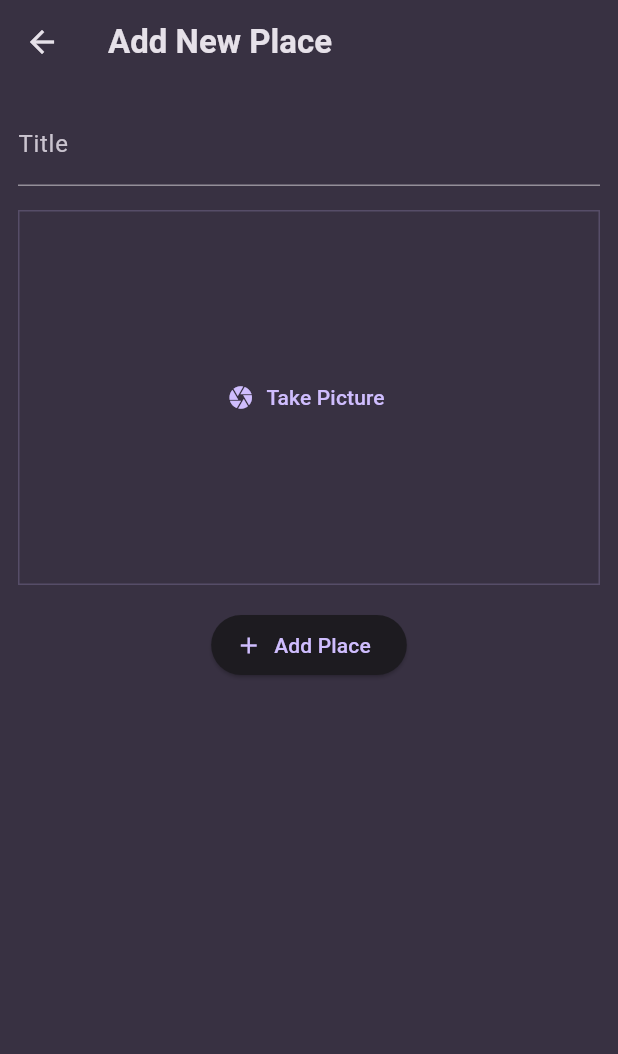
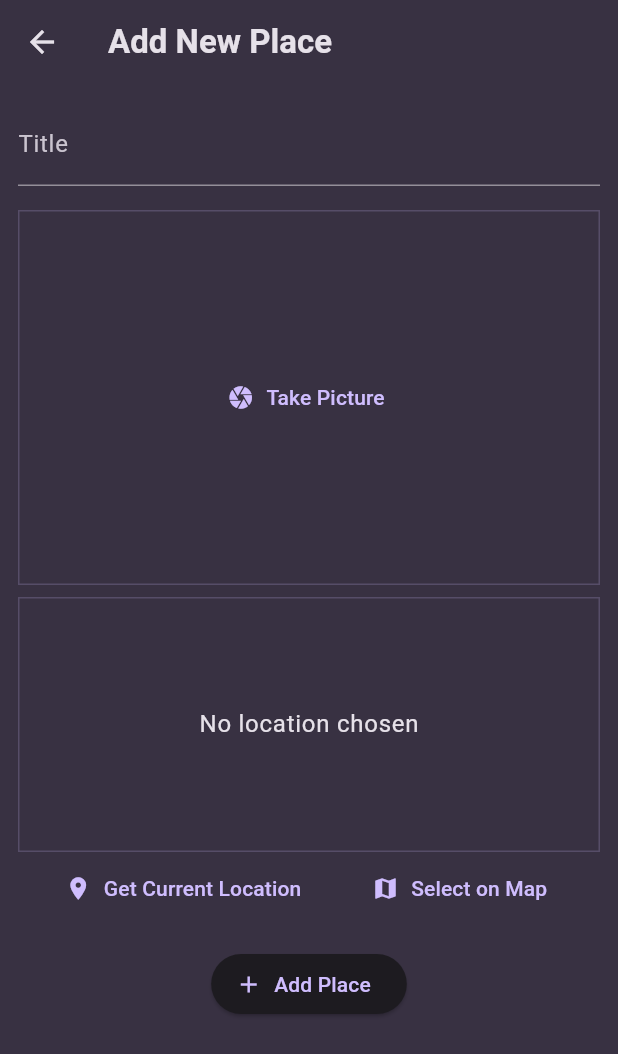
Before and after one commit to IamHaydenNg/favourite_places, a Flutter app: the AddPlacesScreen screen opened directly, on a phone screen of 412 x 824 dp. Shown: the top 1054 px of the screen. Run offline on Flutter 3.47's test engine with Material 3 defaults, Android fonts, the phone set to English and light mode, and no system bars; our stand-ins replace flutter_riverpod, google_fonts, image_picker, location.

Commit message:
Class 250: Adding the 'location' Package & Starting with the 'Get Location' Input Widget (BoxDecoration)

```diff
--- a/lib/screens/add_places.dart
+++ b/lib/screens/add_places.dart
@@ -1,6 +1,7 @@
 import 'dart:io';
 import 'package:favourite_places/providers/user_places.dart';
 import 'package:favourite_places/widgets/image_input.dart';
+import 'package:favourite_places/widgets/location_input.dart';
 import 'package:flutter/material.dart';
 import 'package:flutter_riverpod/flutter_riverpod.dart';
 
@@ -60,6 +61,8 @@ class _AddPlacesScreenState extends ConsumerState<AddPlacesScreen> {
                 _selectedImage = image;
               },
             ),
+            const SizedBox(height: 8),
+            const LocationInput(),
             const SizedBox(height: 16),
             ElevatedButton.icon(
               icon: const Icon(Icons.add),
--- /dev/null
+++ b/lib/widgets/location_input.dart
@@ -0,0 +1,53 @@
+import 'package:flutter/material.dart';
+import 'package:location/location.dart';
+
+class LocationInput extends StatefulWidget {
+  const LocationInput({super.key});
+
+  @override
+  State<LocationInput> createState() {
+    return _LocationInputState();
+  }
+}
+
+class _LocationInputState extends State<LocationInput> {
+  @override
+  Widget build(BuildContext context) {
+    return Column(
+      children: [
+        Container(
+          height: 170,
+          width: double.infinity,
+          decoration: BoxDecoration(
+            border: Border.all(
+              width: 1,
+              color: Theme.of(context).colorScheme.primary.withOpacity(0.2),
+            ),
+          ),
+          alignment: Alignment.center,
+          child: Text(
+            'No location chosen',
+            style: Theme.of(context).textTheme.bodyLarge!.copyWith(
+                  color: Theme.of(context).colorScheme.onSurface,
+                ),
+          ),
+        ),
+        Row(
+          mainAxisAlignment: MainAxisAlignment.spaceEvenly,
+          children: [
+            TextButton.icon(
+              label: const Text('Get Current Location'),
+              icon: const Icon(Icons.location_on),
+              onPressed: () {},
+            ),
+            TextButton.icon(
+              label: const Text('Select on Map'),
+              icon: const Icon(Icons.map),
+              onPressed: () {},
+            )
+          ],
+        ),
+      ],
+    );
+  }
+}
--- a/pubspec.yaml
+++ b/pubspec.yaml
@@ -39,6 +39,7 @@ dependencies:
   uuid: ^4.5.1
   flutter_riverpod: ^2.5.3
   image_picker: ^1.1.2
+  location: ^7.0.1
 
 dev_dependencies:
   flutter_test:
```
Also changed, not shown: pubspec.lock, 2 other files.
